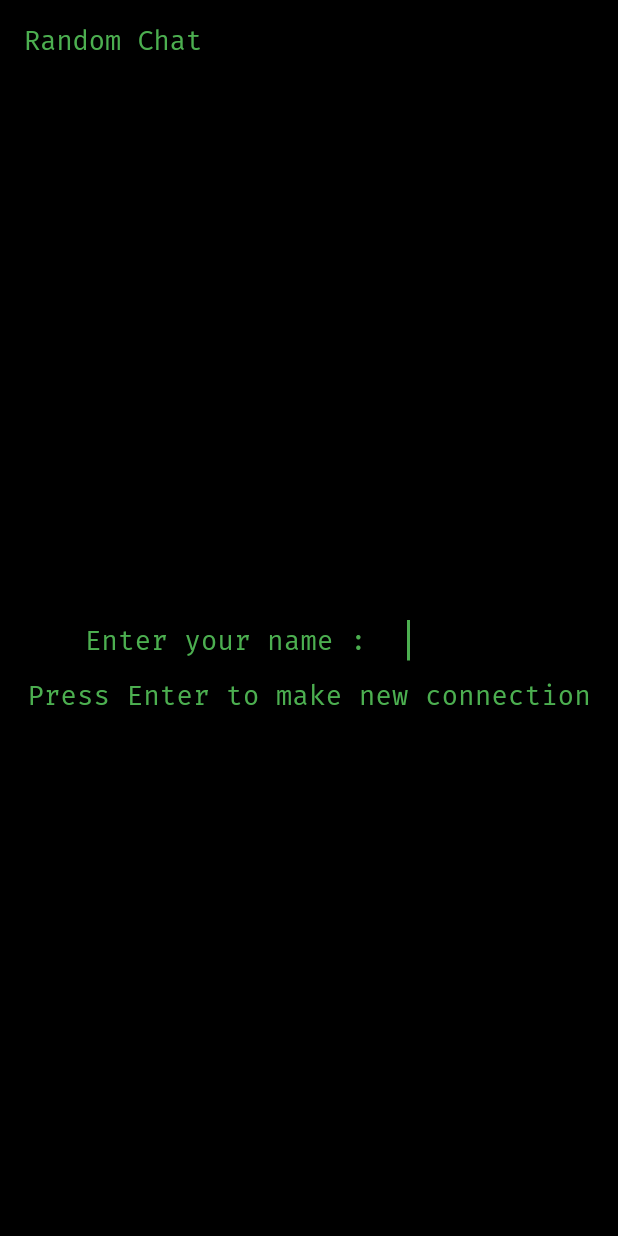
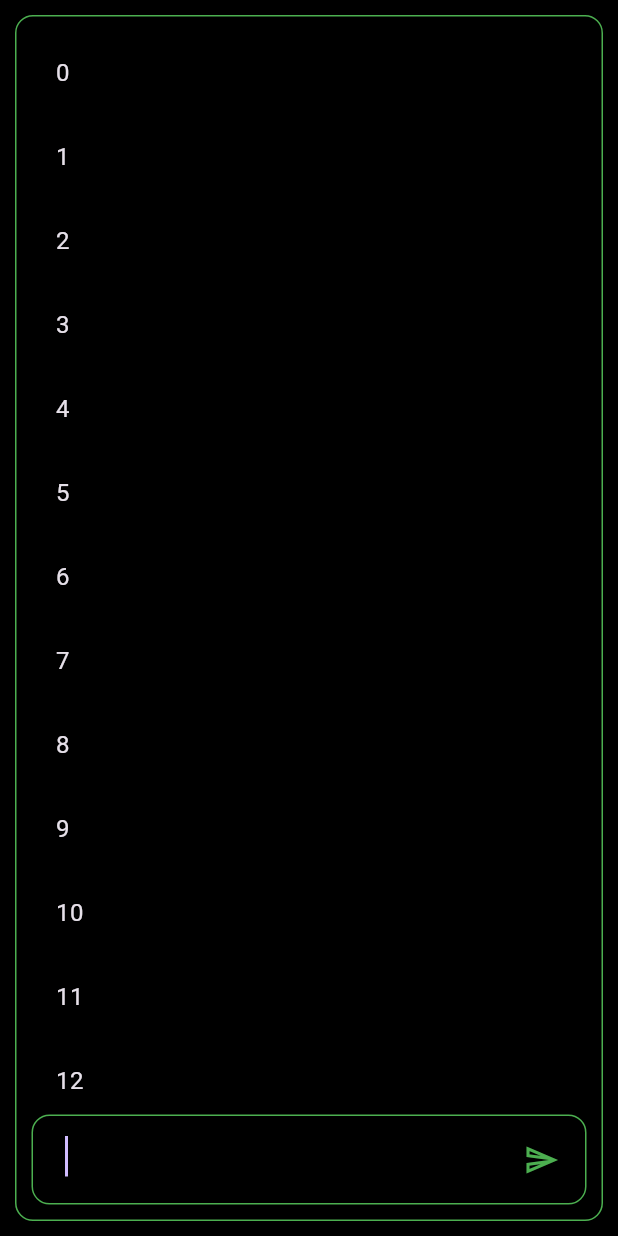
Before and after one commit to justin-prabhakaran/chat-random-web, a Flutter app: the screen it shows after launch, on a phone screen of 412 x 824 dp. Run offline on Flutter 3.47's test engine with Material 3 defaults, Android fonts, the light colour scheme and no system bars; drawn by our look-alikes of animated_text_kit; our stand-ins replace bloc, equatable, google_fonts, socket_io_client.

Commit message:
chat page created

```diff
--- /dev/null
+++ b/lib/features/chat/presentation/pages/chat_page.dart
@@ -0,0 +1,63 @@
+import 'package:flutter/material.dart';
+import 'package:google_fonts/google_fonts.dart';
+
+class ChatPage extends StatelessWidget {
+  const ChatPage({super.key});
+
+  @override
+  Widget build(BuildContext context) {
+    return Scaffold(
+      body: Container(
+          margin: const EdgeInsets.all(10),
+          decoration: BoxDecoration(
+            border: Border.all(color: Colors.green),
+            borderRadius: BorderRadius.circular(12),
+          ),
+          child: Padding(
+            padding: const EdgeInsets.all(10),
+            child: Column(
+              children: [
+                Expanded(
+                    child: ListView.builder(
+                  itemCount: 100,
+                  itemBuilder: (context, index) {
+                    return ListTile(
+                      title: Text(index.toString()),
+                    );
+                  },
+                )),
+                const SizedBox(
+                  height: 10,
+                ),
+                Container(
+                  width: MediaQuery.of(context).size.width * 0.9,
+                  decoration: BoxDecoration(
+                      border: Border.all(color: Colors.green),
+                      borderRadius: BorderRadius.circular(12)),
+                  child: Padding(
+                    padding: const EdgeInsets.all(5.0),
+                    child: TextField(
+                      autofocus: true,
+                      onSubmitted: (val) {},
+                      decoration: InputDecoration(
+                        border: InputBorder.none,
+                        fillColor: Colors.black,
+                        filled: true,
+                        hoverColor: Colors.black,
+                        suffixIcon: IconButton(
+                          onPressed: () {},
+                          icon: const Icon(Icons.send_outlined),
+                          color: Colors.green,
+                        ),
+                      ),
+                      style: GoogleFonts.firaCode(
+                          color: Colors.green, fontSize: 18),
+                    ),
+                  ),
+                )
+              ],
+            ),
+          )),
+    );
+  }
+}
--- a/lib/features/chat/presentation/pages/home_page.dart
+++ b/lib/features/chat/presentation/pages/home_page.dart
@@ -1,6 +1,8 @@
 import 'package:animated_text_kit/animated_text_kit.dart';
 import 'package:flutter/material.dart';
 import 'package:google_fonts/google_fonts.dart';
+
+import 'chat_page.dart';
 
 class HomePage extends StatelessWidget {
   const HomePage({
@@ -43,7 +45,13 @@ class HomePage extends StatelessWidget {
               SizedBox(
                 width: 100,
                 child: TextField(
-                  onSubmitted: (String val) {},
+                  onSubmitted: (String val) {
+                    Navigator.push(
+                        context,
+                        MaterialPageRoute(
+                          builder: (context) =>const ChatPage(),
+                        ));
+                  },
                   // showCursor: true,
                   autofocus: true,
                   style:
@@ -71,7 +79,6 @@ class HomePage extends StatelessWidget {
                       GoogleFonts.firaCode(color: Colors.green, fontSize: 18))
             ],
           ),
-
         ],
       ),
     );
--- a/lib/main.dart
+++ b/lib/main.dart
@@ -1,10 +1,11 @@
 import 'package:flutter/material.dart';
 import 'package:randomweb/features/chat/data/datasources/socket_api.dart';
+import 'package:randomweb/features/chat/presentation/pages/chat_page.dart';
 
 import 'features/chat/presentation/pages/home_page.dart';
 
 void main() {
-  SocketAPI.instance.createConnection();
+  // SocketAPI.instance.createConnection();
   runApp(const MyApp());
 }
 
@@ -17,7 +18,7 @@ class MyApp extends StatelessWidget {
       showSemanticsDebugger: false,
       title: 'Random Chat',
       theme: ThemeData.dark().copyWith(scaffoldBackgroundColor: Colors.black),
-      home: const HomePage(),
+      home: const ChatPage(),
     );
   }
 }
```
